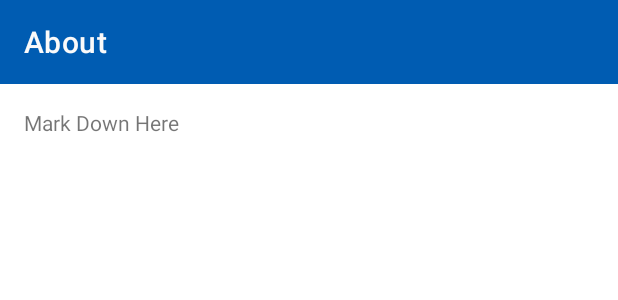
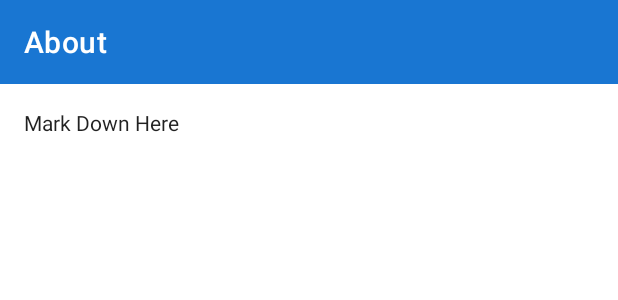
Before and after one commit to AndrewReitz/kotlin-multiplatform-ray-tracer, an Android app: the layout markdown_activity.xml on its own in the app's theme, with its tools: preview values and no code run, on a phone screen of 412 x 824 dp. Shown: the top 300 px of the screen. Run offline under Robolectric (Android 15) with nearby library versions, the phone set to English and light mode, and no system bars.

Commit message:
More update to themes

```diff
--- a/buildSrc/src/main/kotlin/gcp.gradle.kts
+++ b/buildSrc/src/main/kotlin/gcp.gradle.kts
@@ -34,7 +34,7 @@ afterEvaluate {
       description = "Deploys $target to GCP Functions"
       dependsOn(setupTask)
       workingDir("${rootProject.buildDir}/js")
-      commandLine(*target.toArgumentList())
+      commandLine(target.toArgumentList())
     }
   }
 }
--- a/settings.gradle.kts
+++ b/settings.gradle.kts
@@ -1,7 +1,7 @@
 include(
   ":trail-conditions-app",
   ":trail-conditions-networking",
-  ":trail-conditions-firebase"
+  ":trail-conditions-gcp-functions"
 )
 
 rootProject.name = "mn-trail-conditions"
--- a/trail-conditions-app/src/debug/res/values/debug_styles.xml
+++ b/trail-conditions-app/src/debug/res/values/debug_styles.xml
@@ -2,10 +2,7 @@
 <resources xmlns:tools="http://schemas.android.com/tools">
   <style name="None" />
 
-  <style name="Theme.MnTrailConditions.Debug" parent="Theme.AppCompat.NoActionBar">
-    <item name="colorAccent">@color/dark_blue</item>
-    <item name="android:statusBarColor" tools:ignore="NewApi">@color/dark_blue</item>
-  </style>
+  <style name="Theme.MnTrailConditions.Debug" parent="Theme.MnTrailConditions"/>
 
     <style name="Widget.MnTrailConditions.DebugDrawer.Header" parent="None">
     <item name="android:paddingBottom">2dp</item>
--- a/trail-conditions-app/src/main/AndroidManifest.xml
+++ b/trail-conditions-app/src/main/AndroidManifest.xml
@@ -58,7 +58,7 @@
         -->
         <meta-data
             android:name="com.google.firebase.messaging.default_notification_color"
-            android:resource="@color/light_blue" />
+            android:resource="@color/blue_primary" />
         <meta-data
             android:name="com.google.firebase.messaging.default_notification_channel_id"
             android:value="@string/default_notification_channel_id" />
--- a/trail-conditions-app/src/main/java/cash/andrew/mntrailconditions/ui/trails/TrailListItemView.kt
+++ b/trail-conditions-app/src/main/java/cash/andrew/mntrailconditions/ui/trails/TrailListItemView.kt
@@ -6,6 +6,7 @@ import androidx.cardview.widget.CardView
 import cash.andrew.mntrailconditions.R
 import cash.andrew.mntrailconditions.data.preference.Preference
 import cash.andrew.mntrailconditions.databinding.TrailListItemViewBinding
+import cash.andrew.mntrailconditions.util.statusToColor
 import cash.andrew.mntrailconditions.util.statusToResource
 import com.google.firebase.analytics.FirebaseAnalytics
 import com.google.firebase.messaging.FirebaseMessaging
@@ -56,6 +57,7 @@ class TrailListItemView(context: Context, attrs: AttributeSet) : CardView(contex
 
             title.text = name
             conditionsText.text = status
+            conditionsText.setTextColor(statusToColor(context, status))
             detailsText.text = description
             lastUpdatedText.text = lastUpdated
             conditionsImage.setImageDrawable(context.getDrawable(statusToResource(status)))
--- a/trail-conditions-app/src/main/res/layout/activity_markdown.xml
+++ b/trail-conditions-app/src/main/res/layout/markdown_activity.xml
@@ -11,14 +11,14 @@
         android:id="@+id/toolbar"
         android:layout_width="0dp"
         android:layout_height="wrap_content"
-        android:background="?attr/colorPrimaryDark"
+        android:background="?attr/colorPrimary"
         android:minHeight="?attr/actionBarSize"
         android:theme="?attr/actionBarTheme"
         app:layout_constraintEnd_toEndOf="parent"
         app:layout_constraintStart_toStartOf="parent"
         app:layout_constraintTop_toTopOf="parent"
         app:title="@string/about"
-        app:titleTextColor="@color/cream" />
+        app:titleTextColor="?attr/colorOnPrimarySurface" />
 
     <androidx.core.widget.NestedScrollView
         android:layout_width="0dp"
@@ -36,6 +36,7 @@
             android:layout_marginTop="16dp"
             android:layout_marginEnd="16dp"
             android:layout_marginBottom="16dp"
+            android:textAppearance="@style/TextAppearance.AppCompat.Body1"
             tools:text="Mark Down Here" />
     </androidx.core.widget.NestedScrollView>
 </androidx.constraintlayout.widget.ConstraintLayout>
--- a/trail-conditions-app/src/main/res/layout/trail_list_item_view.xml
+++ b/trail-conditions-app/src/main/res/layout/trail_list_item_view.xml
@@ -53,7 +53,7 @@
             android:layout_marginStart="16dp"
             android:textAllCaps="false"
             android:textAppearance="@android:style/TextAppearance.Material.Subhead"
-            android:textColor="?attr/colorPrimaryDark"
+            android:textColor="?attr/colorError"
             android:textSize="18sp"
             android:textStyle="bold"
             app:layout_constraintStart_toEndOf="@+id/trail_list_item_conditions_image"
--- a/trail-conditions-app/src/main/res/values/colors.xml
+++ b/trail-conditions-app/src/main/res/values/colors.xml
@@ -1,9 +1,8 @@
 <?xml version="1.0" encoding="utf-8"?>
 <resources>
-    <color name="light_blue">#1e88e5</color>
-    <color name="dark_blue">#005cb2</color>
-    <color name="black">#000000</color>
-    <color name="dark_grey">#89000000</color>
-    <color name="cream">#fffafafa</color>
-    <color name="grey">#454545</color>
+    <color name="blue_primary">#1976d2</color>
+    <color name="blue_light">#63a4ff</color>
+    <color name="blue_dark">#004ba0</color>
+    <color name="white">#ffffff</color>
+    <color name="grey">#2D2D2D</color>
 </resources>
--- a/trail-conditions-app/src/main/res/values/styles.xml
+++ b/trail-conditions-app/src/main/res/values/styles.xml
@@ -2,14 +2,13 @@
 <resources xmlns:tools="http://schemas.android.com/tools">
 
     <style name="Theme.MnTrailConditions" parent="Theme.MaterialComponents.DayNight.NoActionBar">
-        <item name="divider">@color/grey</item>
 
-        <item name="colorAccent">@color/dark_blue</item>
-        <item name="colorPrimary">@color/light_blue</item>
-        <item name="colorPrimaryDark">@color/dark_blue</item>
+        <item name="colorPrimary">@color/blue_primary</item>
+        <item name="colorPrimaryDark">@color/blue_dark</item>
+        <item name="colorPrimaryVariant">@color/blue_light</item>
 
-        <item name="android:statusBarColor" tools:ignore="NewApi">@color/dark_blue</item>
-        <item name="android:navigationBarColor">@color/dark_blue</item>
+        <item name="android:statusBarColor" tools:ignore="NewApi">@color/blue_dark</item>
+        <item name="android:navigationBarColor">@color/blue_dark</item>
         <item name="android:windowDrawsSystemBarBackgrounds" tools:ignore="NewApi">true</item>
     </style>
 
--- a/trail-conditions-firebase/firebase.gradle.kts
+++ b/trail-conditions-gcp-functions/gcp-functions.gradle.kts
@@ -8,6 +8,8 @@ dependencies {
 
   implementation(kotlin("stdlib-js"))
   implementation("org.jetbrains.kotlinx:kotlinx-coroutines-core-js:${versions.coroutines}")
+
+  implementation(npm("twitter"))
 }
 
 kotlin {
@@ -18,10 +20,10 @@ kotlin {
 }
 
 gcp {
-  targets += trails.gradle.GcpTarget(
+  targets += listOf(trails.gradle.GcpTarget(
     name = "morcTrails",
     trigger = "http",
     runtime = "nodejs10",
     flags = listOf("--allow-unauthenticated", "--project", "mn-trail-functions")
-  )
+  ))
 }
--- a/trail-conditions-firebase/src/main/kotlin/morcTrails.kt
+++ b/trail-conditions-gcp-functions/src/main/kotlin/morcTrails.kt
@@ -18,13 +18,13 @@ val morcTrails = { _: dynamic, res: dynamic ->
   morcTrailsIncomplete(res)
 }
 
-fun morcTrailsIncomplete(res: dynamic) {
+private fun morcTrailsIncomplete(res: dynamic) {
   res.setHeader("Cache-Control", "max-age=3600")
   res.status(501)
   res.send("Not implemented yet")
 }
 
-fun morcTrailsComplete(res: dynamic) {
+private fun morcTrailsComplete(res: dynamic) {
   GlobalScope.promise {
     when(val result = repository.getTrails()) {
       is Success -> {
```
Also changed, not shown: trail-conditions-app/src/main/java/cash/andrew/mntrailconditions/ui/MainActivity.kt (+12 -0 lines), trail-conditions-app/src/main/java/cash/andrew/mntrailconditions/ui/MarkdownActivity.kt (+6 -3 lines), trail-conditions-app/src/main/java/cash/andrew/mntrailconditions/util/trailStatusMapper.kt (+23 -0 lines).
